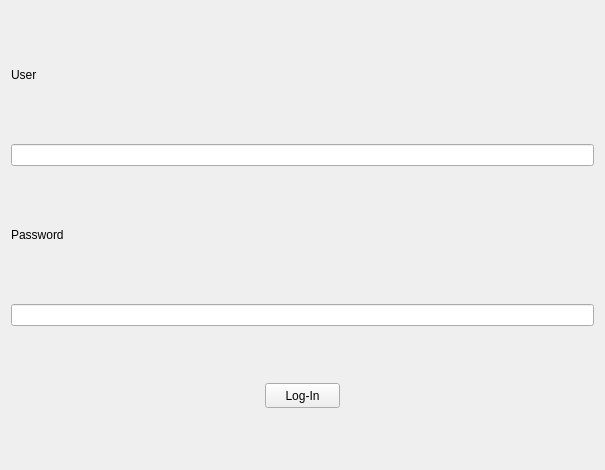
Before: the Qt Designer form projekt-qt-client/ITU-qt-client/form.ui in OrenVo/ITU-qt-client, drawn with Qt 5.
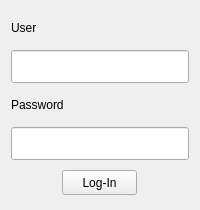
After: the same form once the commit is applied.

```diff
--- a/projekt-qt-client/ITU-qt-client/form.ui
+++ b/projekt-qt-client/ITU-qt-client/form.ui
@@ -6,10 +6,28 @@
    <rect>
     <x>0</x>
     <y>0</y>
-    <width>605</width>
-    <height>470</height>
+    <width>200</width>
+    <height>210</height>
    </rect>
   </property>
+  <property name="sizePolicy">
+   <sizepolicy hsizetype="Minimum" vsizetype="Minimum">
+    <horstretch>0</horstretch>
+    <verstretch>0</verstretch>
+   </sizepolicy>
+  </property>
+  <property name="minimumSize">
+   <size>
+    <width>200</width>
+    <height>210</height>
+   </size>
+  </property>
+  <property name="maximumSize">
+   <size>
+    <width>200</width>
+    <height>210</height>
+   </size>
+  </property>
   <property name="windowTitle">
    <string>MainWindow</string>
   </property>
@@ -22,7 +40,14 @@
     </widget>
    </item>
    <item>
-    <widget class="QLineEdit" name="username"/>
+    <widget class="QLineEdit" name="username">
+     <property name="sizePolicy">
+      <sizepolicy hsizetype="Minimum" vsizetype="Minimum">
+       <horstretch>0</horstretch>
+       <verstretch>0</verstretch>
+      </sizepolicy>
+     </property>
+    </widget>
    </item>
    <item>
     <widget class="QLabel" name="label_2">
@@ -32,10 +57,26 @@
     </widget>
    </item>
    <item>
-    <widget class="QLineEdit" name="password"/>
+    <widget class="QLineEdit" name="password">
+     <property name="sizePolicy">
+      <sizepolicy hsizetype="Minimum" vsizetype="Minimum">
+       <horstretch>0</horstretch>
+       <verstretch>0</verstretch>
+      </sizepolicy>
+     </property>
+     <property name="clearButtonEnabled">
+      <bool>false</bool>
+     </property>
+    </widget>
    </item>
    <item alignment="Qt::AlignHCenter|Qt::AlignVCenter">
-    <widget class="QPushButton" name="login_buttot">
+    <widget class="QPushButton" name="login_btn">
+     <property name="sizePolicy">
+      <sizepolicy hsizetype="Minimum" vsizetype="Minimum">
+       <horstretch>0</horstretch>
+       <verstretch>0</verstretch>
+      </sizepolicy>
+     </property>
      <property name="minimumSize">
       <size>
        <width>75</width>
```
